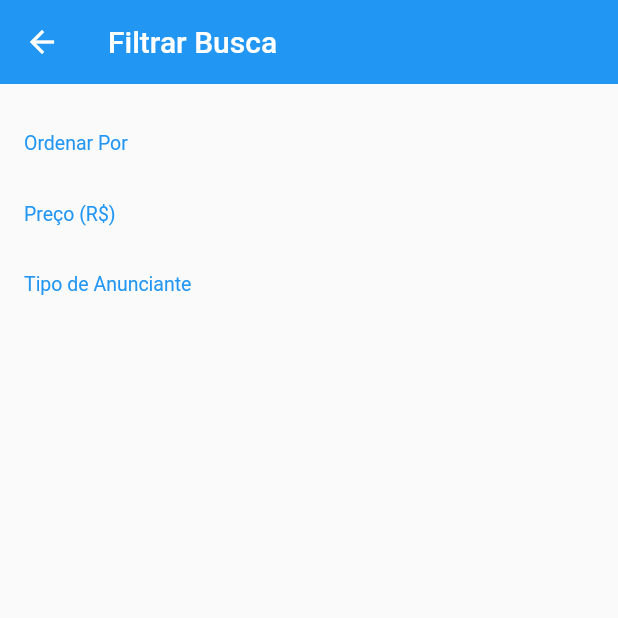
After one commit to evrtonpires/olx, a Flutter app: the FilterScreen screen opened directly, on a phone screen of 412 x 824 dp, the top half of it. The commit adds this screen. Run offline on Flutter 3.47's test engine with Material 2 defaults, Android fonts, the phone set to English and light mode, and no system bars; our stand-ins replace rxdart.

Commit message:
Criando a Tela de Filtros

```diff
--- /dev/null
+++ b/lib/screens/filter/filter_screen.dart
@@ -0,0 +1,36 @@
+import 'package:flutter/material.dart';
+import 'package:xlo/screens/filter/widgets/section_title.dart';
+
+class FilterScreen extends StatefulWidget {
+  @override
+  _FilterScreenState createState() => _FilterScreenState();
+}
+
+class _FilterScreenState extends State<FilterScreen> {
+  final GlobalKey<FormState> _formKey = GlobalKey<FormState>();
+
+  @override
+  Widget build(BuildContext context) {
+    return Scaffold(
+      appBar: AppBar(
+        elevation: 0,
+        title: const Text("Filtrar Busca"),
+      ),
+      body: Stack(
+        children: <Widget>[
+          Form(
+            key: _formKey,
+            child: ListView(
+              padding: EdgeInsets.all(16),
+              children: <Widget>[
+                const SectionTitle(title: "Ordenar Por"),
+                const SectionTitle(title: "Preço (R\$)"),
+                const SectionTitle(title: "Tipo de Anunciante"),
+              ],
+            ),
+          )
+        ],
+      ),
+    );
+  }
+}
--- /dev/null
+++ b/lib/screens/filter/widgets/section_title.dart
@@ -0,0 +1,19 @@
+import 'package:flutter/material.dart';
+
+class SectionTitle extends StatelessWidget {
+  const SectionTitle({@required this.title});
+
+  final String title;
+
+  @override
+  Widget build(BuildContext context) {
+    return Padding(
+      padding: const EdgeInsets.symmetric(vertical: 16),
+      child: Text(
+        title,
+        style: TextStyle(
+            color: Colors.blue, fontSize: 13, fontWeight: FontWeight.w400),
+      ),
+    );
+  }
+}
--- a/lib/screens/home/widgets/top_bar.dart
+++ b/lib/screens/home/widgets/top_bar.dart
@@ -1,4 +1,5 @@
 import 'package:flutter/material.dart';
+import 'package:xlo/screens/filter/filter_screen.dart';
 import 'package:xlo/screens/home/widgets/bar_button.dart';
 
 class TopBar extends StatelessWidget {
@@ -21,7 +22,10 @@ class TopBar extends StatelessWidget {
             boxDecoration: BoxDecoration(
                 color: Colors.white,
                 border: Border(left: BorderSide(color: Colors.grey[400]))),
-            onPressed: () {},
+            onPressed: () {
+              Navigator.of(context).push(
+                  MaterialPageRoute(builder: (context) => FilterScreen()));
+            },
           ),
         ],
       ),
```
Also changed, not shown: 3 other files.
